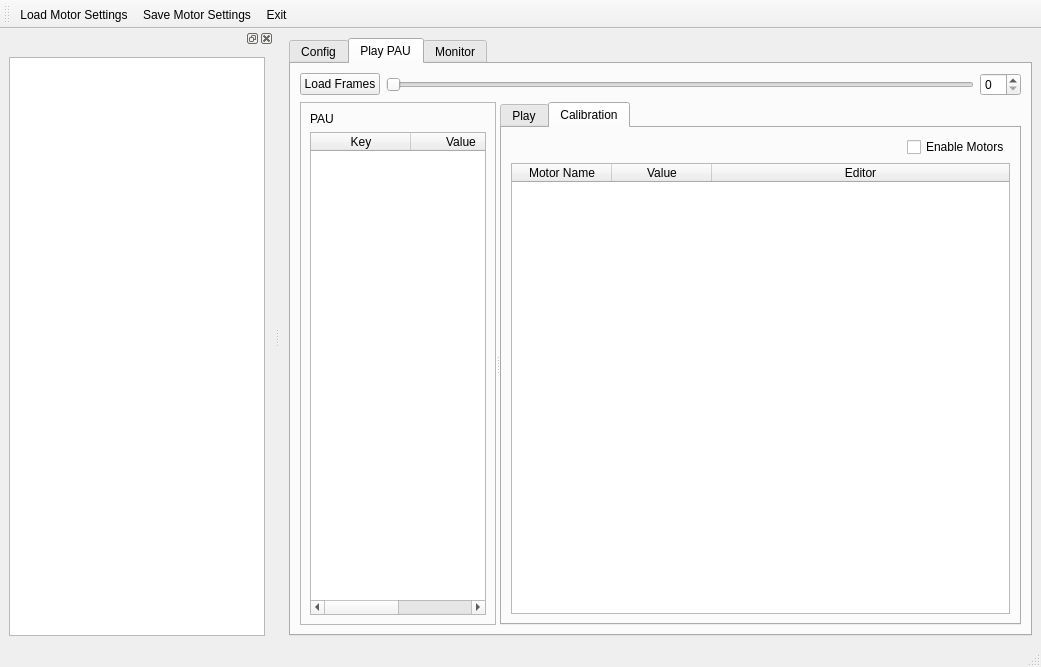
This is ui/mainwindow.ui in wenwei-dev/motor-calibration as Qt 5 draws it before an edit. The edited form follows.
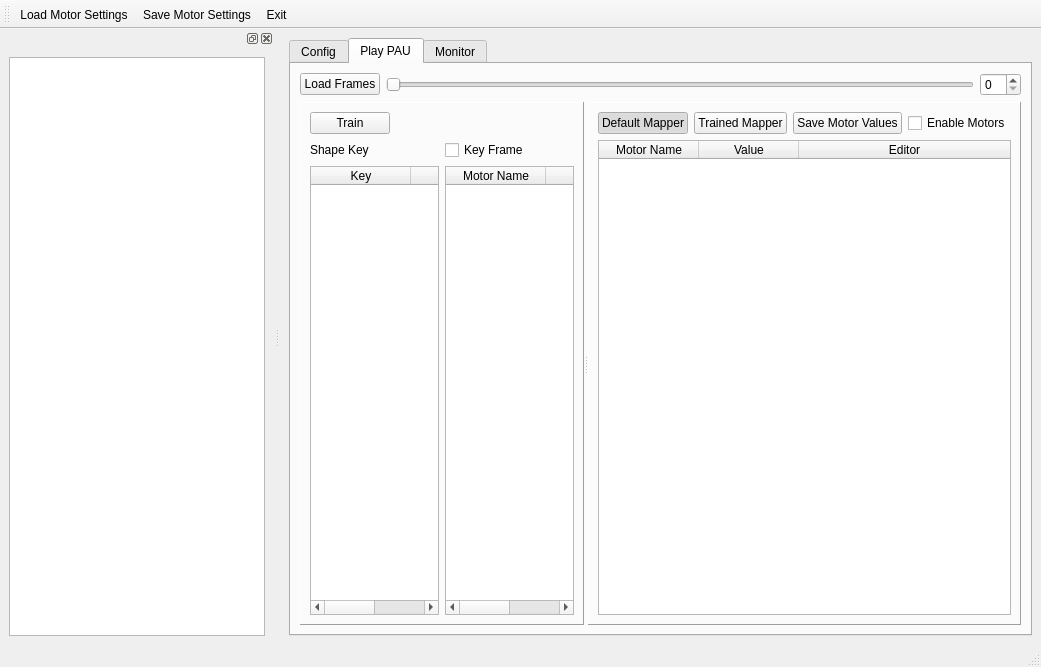
This is the edited form. The open tabs and pages were chosen to show the change. Icons and pictures are not drawn.

Commit message: Show saved motor values

```diff
--- a/ui/mainwindow.ui
+++ b/ui/mainwindow.ui
@@ -130,7 +130,7 @@
        <attribute name="title">
         <string>Play PAU</string>
        </attribute>
-       <layout class="QVBoxLayout" name="verticalLayout_9">
+       <layout class="QVBoxLayout" name="verticalLayout_8">
         <item>
          <layout class="QHBoxLayout" name="horizontalLayout">
           <item>
@@ -159,7 +159,7 @@
          </layout>
         </item>
         <item>
-         <widget class="QSplitter" name="splitter_2">
+         <widget class="QSplitter" name="splitter">
           <property name="sizePolicy">
            <sizepolicy hsizetype="Expanding" vsizetype="Expanding">
             <horstretch>0</horstretch>
@@ -171,20 +171,46 @@
           </property>
           <widget class="QFrame" name="frame_2">
            <property name="frameShape">
-            <enum>QFrame::StyledPanel</enum>
+            <enum>QFrame::Panel</enum>
            </property>
            <property name="frameShadow">
             <enum>QFrame::Raised</enum>
            </property>
            <layout class="QVBoxLayout" name="verticalLayout_4">
             <item>
+             <layout class="QHBoxLayout" name="horizontalLayout_3">
+              <item>
+               <widget class="QPushButton" name="trainButton">
+                <property name="text">
+                 <string>Train</string>
+                </property>
+               </widget>
+              </item>
+              <item>
+               <spacer name="horizontalSpacer_3">
+                <property name="orientation">
+                 <enum>Qt::Horizontal</enum>
+                </property>
+                <property name="sizeHint" stdset="0">
+                 <size>
+                  <width>40</width>
+                  <height>20</height>
+                 </size>
+                </property>
+               </spacer>
+              </item>
+             </layout>
+            </item>
+            <item>
+             <layout class="QGridLayout" name="gridLayout">
+              <item row="0" column="0">
              <widget class="QLabel" name="label">
               <property name="text">
-               <string>PAU</string>
+                 <string>Shape Key</string>
               </property>
              </widget>
             </item>
-            <item>
+              <item row="2" column="0">
              <widget class="QTableWidget" name="pauValueTableWidget">
               <property name="editTriggers">
                <set>QAbstractItemView::NoEditTriggers</set>
@@ -207,22 +233,50 @@
               </column>
              </widget>
             </item>
-           </layout>
+              <item row="2" column="1">
+               <widget class="QTableWidget" name="savedMotorValueTableWidget">
+                <property name="alternatingRowColors">
+                 <bool>true</bool>
+                </property>
+                <attribute name="horizontalHeaderStretchLastSection">
+                 <bool>true</bool>
+                </attribute>
+                <column>
+                 <property name="text">
+                  <string>Motor Name</string>
+                 </property>
+                </column>
+                <column>
+                 <property name="text">
+                  <string>Target</string>
+                 </property>
+                </column>
+               </widget>
+              </item>
+              <item row="0" column="1">
+               <widget class="QCheckBox" name="keyFrameCheckBox">
+                <property name="text">
+                 <string>Key Frame</string>
+                </property>
+               </widget>
+              </item>
+             </layout>
+            </item>
+           </layout>
           </widget>
-          <widget class="QTabWidget" name="tabWidget">
+          <widget class="QFrame" name="frame">
            <property name="sizePolicy">
             <sizepolicy hsizetype="Expanding" vsizetype="Expanding">
              <horstretch>3</horstretch>
              <verstretch>0</verstretch>
             </sizepolicy>
            </property>
-           <property name="currentIndex">
-            <number>0</number>
+           <property name="frameShape">
+            <enum>QFrame::Panel</enum>
            </property>
-           <widget class="QWidget" name="tab_3">
-            <attribute name="title">
-             <string>Play</string>
-            </attribute>
+           <property name="frameShadow">
+            <enum>QFrame::Raised</enum>
+           </property>
             <layout class="QVBoxLayout" name="verticalLayout_5">
              <item>
               <layout class="QHBoxLayout" name="horizontalLayout_6">
@@ -269,13 +323,6 @@
                  </property>
                 </widget>
                </item>
-               <item>
-                <widget class="QPushButton" name="trainButton">
-                 <property name="text">
-                  <string>Train</string>
-                 </property>
-                </widget>
-               </item>
                <item>
                 <widget class="QCheckBox" name="enablePlayMotorsCheckBox">
                  <property name="text">
@@ -321,66 +368,6 @@
              </item>
             </layout>
            </widget>
-           <widget class="QWidget" name="tab_4">
-            <attribute name="title">
-             <string>Calibration</string>
-            </attribute>
-            <layout class="QVBoxLayout" name="verticalLayout_8">
-             <item>
-              <layout class="QHBoxLayout" name="horizontalLayout_5">
-               <item>
-                <spacer name="horizontalSpacer_3">
-                 <property name="orientation">
-                  <enum>Qt::Horizontal</enum>
-                 </property>
-                 <property name="sizeHint" stdset="0">
-                  <size>
-                   <width>40</width>
-                   <height>20</height>
-                  </size>
-                 </property>
-                </spacer>
-               </item>
-               <item>
-                <widget class="QCheckBox" name="enableCalibMotorsCheckBox">
-                 <property name="text">
-                  <string>Enable Motors</string>
-                 </property>
-                </widget>
-               </item>
-              </layout>
-             </item>
-             <item>
-              <widget class="QTableWidget" name="motorValueCalibTableWidget">
-               <property name="editTriggers">
-                <set>QAbstractItemView::NoEditTriggers</set>
-               </property>
-               <property name="alternatingRowColors">
-                <bool>true</bool>
-               </property>
-               <attribute name="horizontalHeaderStretchLastSection">
-                <bool>true</bool>
-               </attribute>
-               <column>
-                <property name="text">
-                 <string>Motor Name</string>
-                </property>
-               </column>
-               <column>
-                <property name="text">
-                 <string>Value</string>
-                </property>
-               </column>
-               <column>
-                <property name="text">
-                 <string>Editor</string>
-                </property>
-               </column>
-              </widget>
-             </item>
-            </layout>
-           </widget>
-          </widget>
          </widget>
         </item>
        </layout>
```
Left out of the diff: 2 changed lines with no effect on the pictures. Lines whose indentation alone changed are shown as unchanged. The commit also changes 2 other files.
